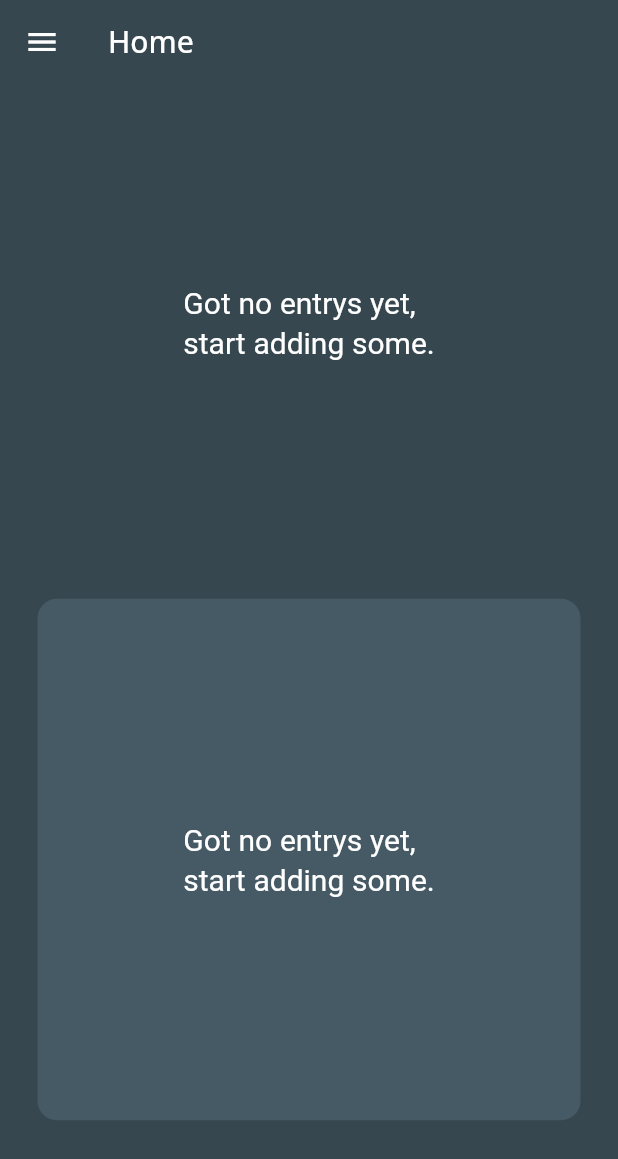
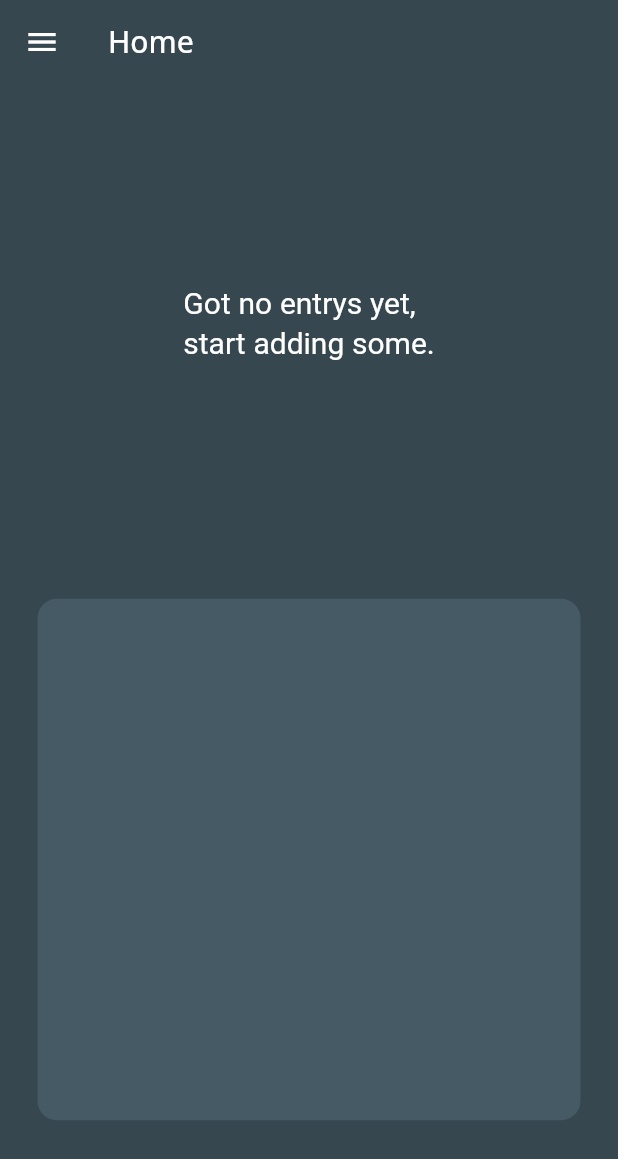
Before and after one commit to Hotzenplotz1337/DIARY, a Flutter app: the screen it shows after launch, on a phone screen of 412 x 824 dp. Shown: the top 1159 px of the screen. Run offline on Flutter 3.47's test engine with Material 2 defaults, Android fonts, the light colour scheme and no system bars; our stand-ins replace charts_flutter, flutter_blue, font_awesome_flutter, get_it, google_fonts, image_picker and 2 more; accounts and stored records are empty; Roboto replaces fonts that are missing (SourceSansPro).

Commit message:
textSize changed (Food Screen), Text deleted (Home Screen)

```diff
--- a/lib/widgets/chart.dart
+++ b/lib/widgets/chart.dart
@@ -60,14 +60,14 @@ class _VerticalBarLabelChartState extends State<VerticalBarLabelChart> {
             )
           : Consumer<Entrys>(
               child: Center(
-                child: Text(
-                  'Got no entrys yet,\nstart adding some.',
-                  style: TextStyle(
-                    fontFamily: 'SourceSansPro',
-                    fontSize: 20,
-                    color: Colors.white,
-                  ),
-                ),
+                // child: Text(
+                //   'Got no entrys yet,\nstart adding some.',
+                //   style: TextStyle(
+                //     fontFamily: 'SourceSansPro',
+                //     fontSize: 20,
+                //     color: Colors.white,
+                //   ),
+                // ),
               ),
               builder: (ctx, diaryEntrys, ch) => diaryEntrys.entrys.length <= 0
                   ? ch
```
Also changed, not shown: lib/screens/food_screen.dart (+5 -5 lines).
